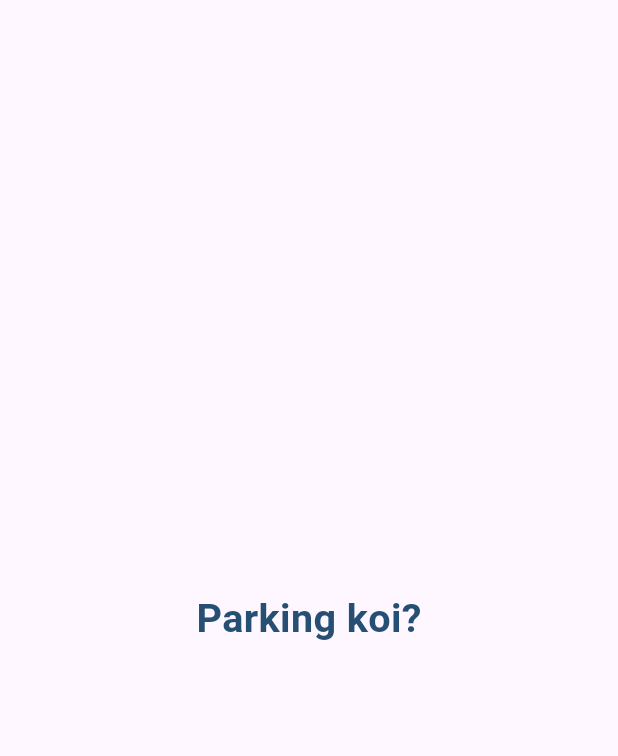
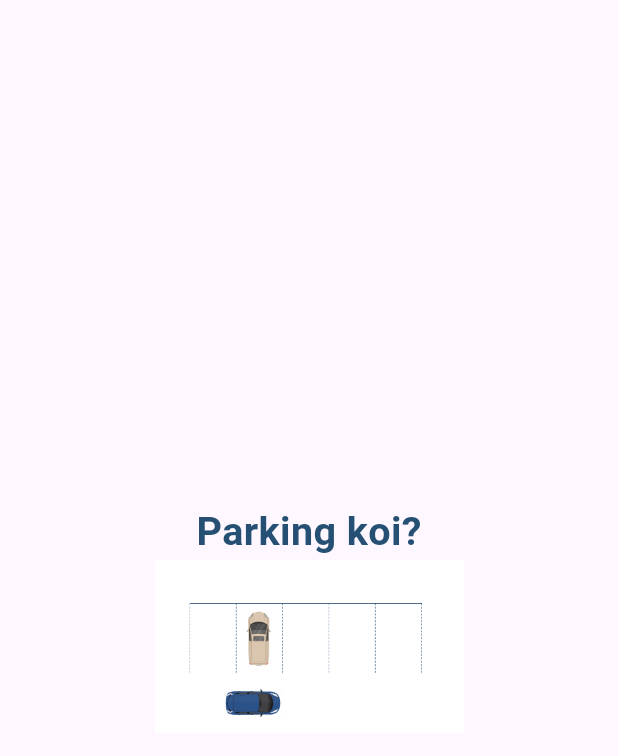
Before and after one commit to fahimmahmud618/parking_koi, a Flutter app: the first screen one second after launch, on a phone screen of 412 x 824 dp. Shown: the top 756 px of the screen. Run offline on Flutter 3.47's test engine with Material 3 defaults, Android fonts, the phone set to English and light mode, and no system bars.

Commit message:
flash screen gif

```diff
--- a/lib/view/pages/flash_page.dart
+++ b/lib/view/pages/flash_page.dart
@@ -1,10 +1,28 @@
+import 'dart:async';
+
 import 'package:flutter/material.dart';
+import 'package:parking_koi/view/pages/home_page.dart';
+import 'package:parking_koi/view/pages/log_in_page.dart';
 import 'package:parking_koi/view/styles.dart';
 import 'package:parking_koi/view/widgets/my_app_safe_page.dart';
 
-class FlashPage extends StatelessWidget {
+class FlashPage extends StatefulWidget {
   const FlashPage({super.key});
 
+  @override
+  State<FlashPage> createState() => _FlashPageState();
+}
+
+class _FlashPageState extends State<FlashPage> {
+  void load()
+  {
+    Navigator.push(context, MaterialPageRoute(builder: (context)=>LoginPage()));
+  }
+  @override
+  void initState() {
+    Timer(Duration(seconds: 4),load);
+    super.initState();
+  }
   @override
   Widget build(BuildContext context) {
     return MyAppSafePage(null, Container(
@@ -13,7 +31,10 @@ class FlashPage extends StatelessWidget {
         mainAxisAlignment: MainAxisAlignment.center,
         crossAxisAlignment: CrossAxisAlignment.center,
         children: [
-          Text("Parking koi?", style: nameTitleStyle(context, colorbluedark),)
+          Text("Parking koi?", style: nameTitleStyle(context, colorbluedark),),
+          Image.asset("asset/logogif.gif",
+            width: get_screenWidth(context)*0.5,
+          ),
         ],
       ),
     )
--- a/lib/view/styles.dart
+++ b/lib/view/styles.dart
@@ -15,6 +15,8 @@ Color color2 = Color(0xFF59B4C3);
 Color color3 = Color(0xFF265073);
 Color color4 = Color(0xFF5E8CFF);
 Color colorWhite = Color(0xFFF6FFE4);
+
+double paddingaround = 20;
 
 TextStyle nameTitleStyle (BuildContext context, Color color) {
   return TextStyle(
--- a/lib/view/widgets/my_app_safe_page.dart
+++ b/lib/view/widgets/my_app_safe_page.dart
@@ -1,9 +1,11 @@
 import 'package:flutter/material.dart';
+import 'package:parking_koi/view/styles.dart';
 
 Widget MyAppSafePage(AppBar? appbar, Widget child){
   return SafeArea(child: Scaffold(
     appBar: appbar,
     body: Container(
+      padding: EdgeInsets.all(paddingaround),
       child: child,
     ),
   ));
--- a/pubspec.yaml
+++ b/pubspec.yaml
@@ -59,7 +59,8 @@ flutter:
   uses-material-design: true
 
   # To add assets to your application, add an assets section, like this:
-  # assets:
+  assets:
+    - asset/logogif.gif
   #   - images/a_dot_burr.jpeg
   #   - images/a_dot_ham.jpeg
 
```
Also changed, not shown: lib/view/pages/home_page.dart (+23 -0 lines), lib/view/pages/log_in_page.dart (added, +26 -0 lines), lib/view/widgets/page_heading_title.dart (added, +28 -0 lines), asset/logogif.gif (added).
